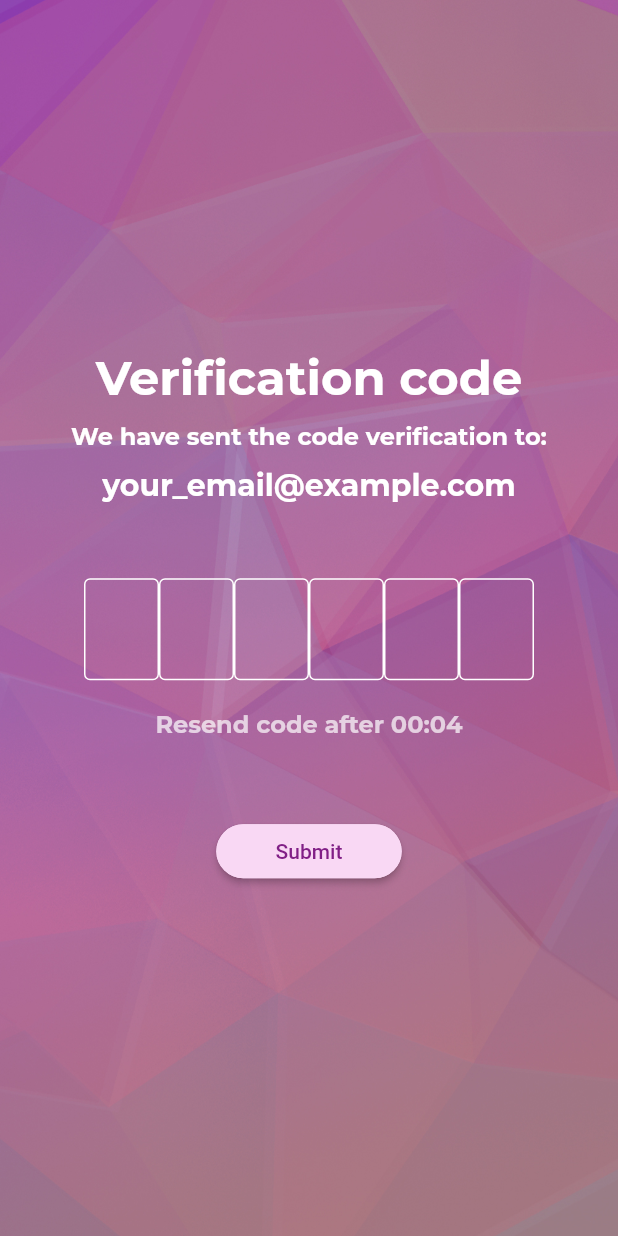
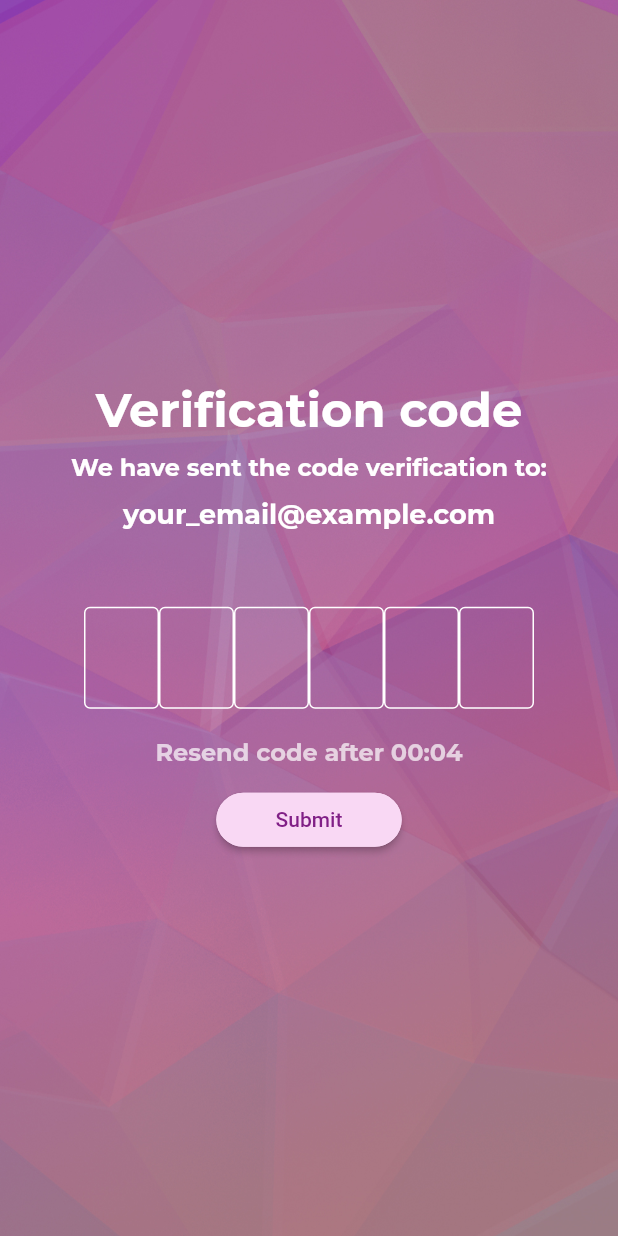
Before and after one commit to ChauKiet0311/Chessy_MobileApp, a Flutter app: the SignUpScreen screen opened directly, after a tap on "Submit", on a phone screen of 412 x 824 dp. Run offline on Flutter 3.47's test engine with Material 2 defaults, Android fonts, the phone set to English and light mode, and no system bars; our stand-ins replace animated_splash_screen, google_nav_bar, page_transition, quickalert; missing offline and left inert: flutter_chess_board, material_dialogs, neplox_linkpreviewer, stack, webfeed.

Commit message:
Complete screen OTP Form

```diff
--- a/lib/screen/otp_form_screen.dart
+++ b/lib/screen/otp_form_screen.dart
@@ -11,24 +11,11 @@ class OtpVerificationScreen extends StatefulWidget {
 }
 
 class _OtpVerificationScreenState extends State<OtpVerificationScreen> {
-  final otpTextControllers =
+  final List<TextEditingController> otpTextControllers =
       List.generate(6, (index) => TextEditingController());
-  final focusNodes = List.generate(6, (index) => FocusNode());
+  final List<FocusNode> focusNodes = List.generate(6, (index) => FocusNode());
   int remainingTime = 5; // 5 minutes in seconds
   bool canResend = false;
-
-  @override
-  void dispose() {
-    otpTextControllers.forEach((controller) => controller.dispose());
-    focusNodes.forEach((focusNode) => focusNode.dispose());
-    super.dispose();
-  }
-
-  @override
-  void initState() {
-    super.initState();
-    startTimer();
-  }
 
   void startTimer() {
     Future<void>.delayed(const Duration(seconds: 1), () {
@@ -48,6 +35,23 @@ class _OtpVerificationScreenState extends State<OtpVerificationScreen> {
     final minutes = (time ~/ 60).toString().padLeft(2, '0');
     final seconds = (time % 60).toString().padLeft(2, '0');
     return '$minutes:$seconds';
+  }
+
+  @override
+  void initState() {
+    super.initState();
+    startTimer();
+  }
+
+  @override
+  void dispose() {
+    for (var controller in otpTextControllers) {
+      controller.dispose();
+    }
+    for (var focusNode in focusNodes) {
+      focusNode.dispose();
+    }
+    super.dispose();
   }
 
   @override
@@ -93,7 +97,7 @@ class _OtpVerificationScreenState extends State<OtpVerificationScreen> {
                 style: TextStyle(
                   fontFamily: 'Montserrat',
                   fontWeight: FontWeight.w400,
-                  fontSize: 20,
+                  fontSize: 18,
                   color: Colors.white,
                 ),
               ),
@@ -111,7 +115,7 @@ class _OtpVerificationScreenState extends State<OtpVerificationScreen> {
                         textAlign: TextAlign.center,
                         style:
                             const TextStyle(fontSize: 24, color: Colors.white),
-                        decoration: InputDecoration(
+                        decoration: const InputDecoration(
                           enabledBorder: OutlineInputBorder(
                             borderSide: BorderSide(color: Colors.white),
                           ),
@@ -144,11 +148,6 @@ class _OtpVerificationScreenState extends State<OtpVerificationScreen> {
                       "Resend",
                       () {
                         // Do something when the Resend button is pressed
-                        setState(() {
-                          canResend = false;
-                          remainingTime = 5;
-                          startTimer();
-                        });
                       },
                     )
                   : Text(
@@ -160,7 +159,7 @@ class _OtpVerificationScreenState extends State<OtpVerificationScreen> {
                         color: Colors.white70,
                       ),
                     ),
-              const SizedBox(height: 50),
+              const SizedBox(height: 10),
               RoundedButton(
                 "Submit",
                 () {
--- a/lib/screen/signup_screen.dart
+++ b/lib/screen/signup_screen.dart
@@ -60,7 +60,7 @@ class _SignUpScreen extends State<SignUpScreen> {
                   Navigator.push(
                       context,
                       MaterialPageRoute(
-                          builder: (context) => const OtpVerificationScreen()));
+                          builder: (context) => OtpVerificationScreen()));
                 })
               ],
             )));
```
